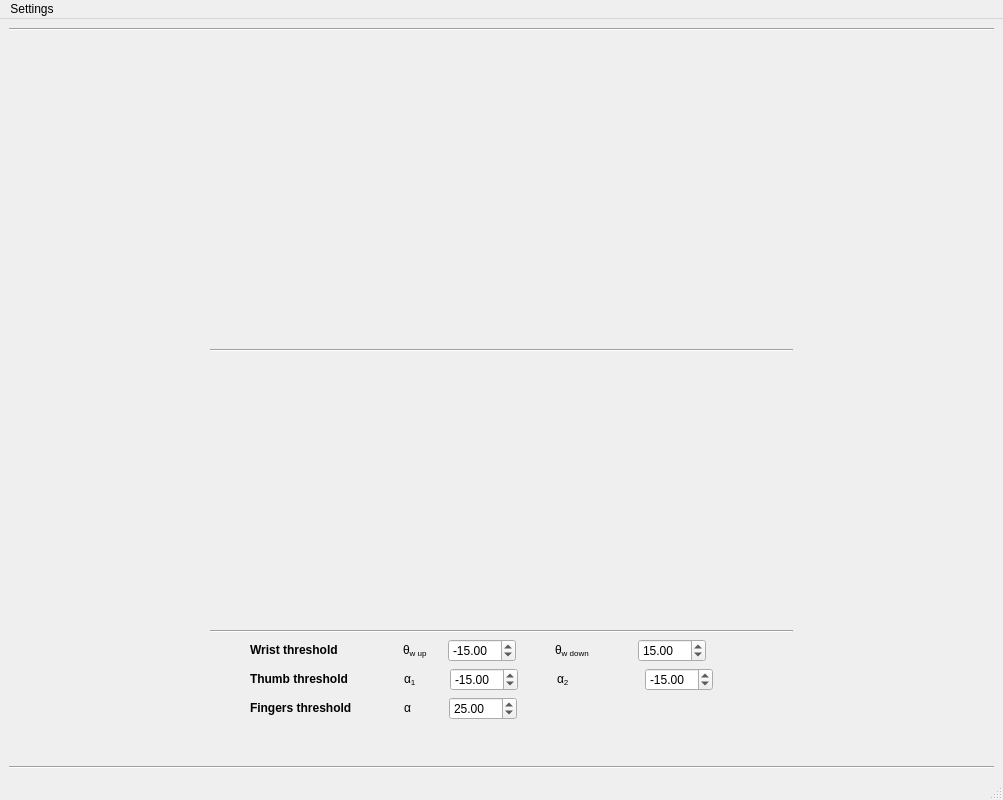
Before: the Qt Designer form Gui/Ui_MainWindow.ui in Nagelsaker/Tyr, drawn with Qt 5.
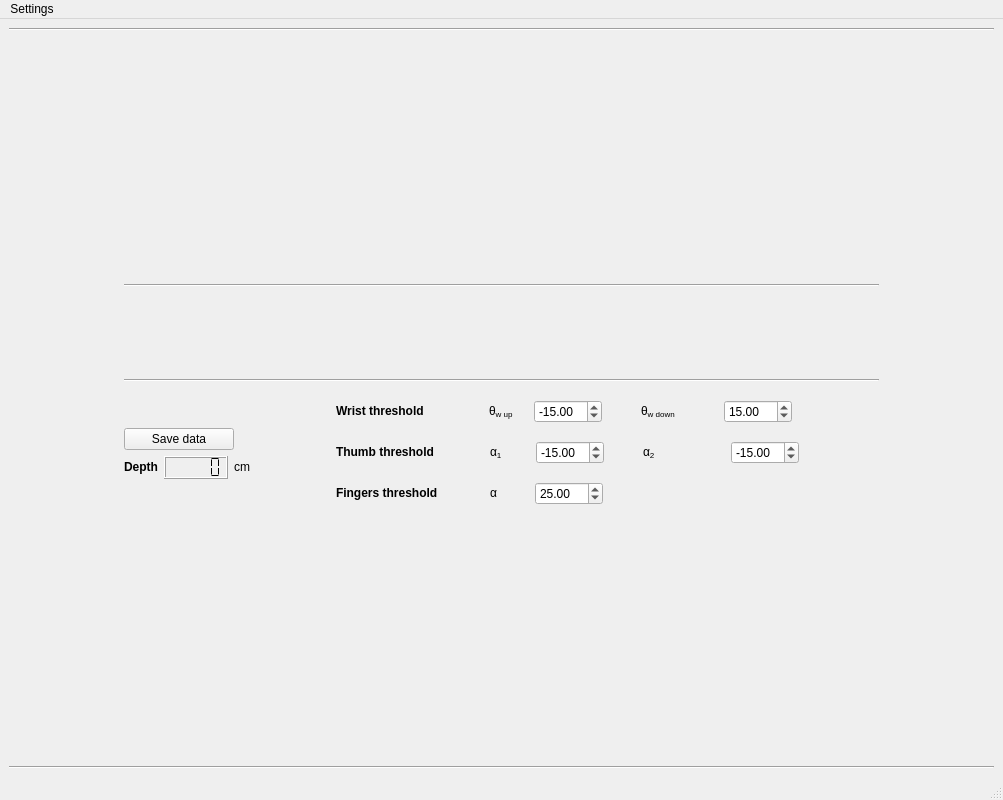
After: the same form once the commit is applied. Custom widgets are drawn as their Qt base class.

Commit message: Added a skeleton plot. Added a button to save a datapoint: landmarks, skeleton plot and workspace image

What changed in the file:
```diff
--- a/Gui/Ui_MainWindow.ui
+++ b/Gui/Ui_MainWindow.ui
@@ -29,7 +29,7 @@
          <enum>Qt::Vertical</enum>
         </property>
         <property name="sizeType">
-         <enum>QSizePolicy::Minimum</enum>
+         <enum>QSizePolicy::Expanding</enum>
         </property>
         <property name="sizeHint" stdset="0">
          <size>
@@ -39,22 +39,29 @@
         </property>
        </spacer>
       </item>
-      <item row="1" column="1">
-       <spacer name="verticalSpacer_3">
+      <item row="3" column="0">
+       <spacer name="horizontalSpacer_2">
         <property name="orientation">
-         <enum>Qt::Vertical</enum>
+         <enum>Qt::Horizontal</enum>
         </property>
         <property name="sizeType">
-         <enum>QSizePolicy::Minimum</enum>
+         <enum>QSizePolicy::Expanding</enum>
         </property>
         <property name="sizeHint" stdset="0">
          <size>
-          <width>20</width>
-          <height>40</height>
+          <width>40</width>
+          <height>20</height>
          </size>
         </property>
        </spacer>
       </item>
+      <item row="6" column="0" colspan="3">
+       <widget class="Line" name="line_2">
+        <property name="orientation">
+         <enum>Qt::Horizontal</enum>
+        </property>
+       </widget>
+      </item>
       <item row="3" column="2">
        <spacer name="horizontalSpacer">
         <property name="orientation">
@@ -110,7 +117,39 @@
           <item>
            <layout class="QVBoxLayout" name="verticalLayout">
             <item>
-             <widget class="SkeletonWidget" name="widget" native="true"/>
+             <spacer name="verticalSpacer_2">
+              <property name="orientation">
+               <enum>Qt::Vertical</enum>
+              </property>
+              <property name="sizeType">
+               <enum>QSizePolicy::Expanding</enum>
+              </property>
+              <property name="sizeHint" stdset="0">
+               <size>
+                <width>20</width>
+                <height>40</height>
+               </size>
+              </property>
+             </spacer>
+            </item>
+            <item>
+             <widget class="SkeletonWidget" name="skeletonWidget" native="true"/>
+            </item>
+            <item>
+             <spacer name="verticalSpacer_4">
+              <property name="orientation">
+               <enum>Qt::Vertical</enum>
+              </property>
+              <property name="sizeType">
+               <enum>QSizePolicy::Expanding</enum>
+              </property>
+              <property name="sizeHint" stdset="0">
+               <size>
+                <width>20</width>
+                <height>40</height>
+               </size>
+              </property>
+             </spacer>
             </item>
            </layout>
           </item>
@@ -160,6 +199,122 @@
         </item>
         <item>
          <layout class="QHBoxLayout" name="horizontalLayout_7">
+          <item>
+           <layout class="QVBoxLayout" name="verticalLayout_4" stretch="0,0,0,0">
+            <property name="sizeConstraint">
+             <enum>QLayout::SetDefaultConstraint</enum>
+            </property>
+            <item>
+             <spacer name="verticalSpacer_5">
+              <property name="orientation">
+               <enum>Qt::Vertical</enum>
+              </property>
+              <property name="sizeHint" stdset="0">
+               <size>
+                <width>20</width>
+                <height>40</height>
+               </size>
+              </property>
+             </spacer>
+            </item>
+            <item>
+             <layout class="QHBoxLayout" name="horizontalLayout_8">
+              <item>
+               <widget class="QPushButton" name="saveData">
+                <property name="sizePolicy">
+                 <sizepolicy hsizetype="Fixed" vsizetype="Fixed">
+                  <horstretch>0</horstretch>
+                  <verstretch>0</verstretch>
+                 </sizepolicy>
+                </property>
+                <property name="minimumSize">
+                 <size>
+                  <width>110</width>
+                  <height>0</height>
+                 </size>
+                </property>
+                <property name="text">
+                 <string>Save data</string>
+                </property>
+               </widget>
+              </item>
+              <item>
+               <spacer name="horizontalSpacer_21">
+                <property name="orientation">
+                 <enum>Qt::Horizontal</enum>
+                </property>
+                <property name="sizeHint" stdset="0">
+                 <size>
+                  <width>40</width>
+                  <height>20</height>
+                 </size>
+                </property>
+               </spacer>
+              </item>
+             </layout>
+            </item>
+            <item>
+             <layout class="QHBoxLayout" name="horizontalLayout_6">
+              <item>
+               <widget class="QLabel" name="label_6">
+                <property name="text">
+                 <string>&lt;html&gt;&lt;head/&gt;&lt;body&gt;&lt;p&gt;&lt;span style=&quot; font-weight:600;&quot;&gt;Depth&lt;/span&gt;&lt;/p&gt;&lt;/body&gt;&lt;/html&gt;</string>
+                </property>
+               </widget>
+              </item>
+              <item>
+               <widget class="QLCDNumber" name="depthDisplay">
+                <property name="frameShape">
+                 <enum>QFrame::Box</enum>
+                </property>
+                <property name="frameShadow">
+                 <enum>QFrame::Raised</enum>
+                </property>
+                <property name="segmentStyle">
+                 <enum>QLCDNumber::Flat</enum>
+                </property>
+                <property name="value" stdset="0">
+                 <double>0.000000000000000</double>
+                </property>
+               </widget>
+              </item>
+              <item>
+               <widget class="QLabel" name="label_10">
+                <property name="text">
+                 <string>&lt;p&gt;cm&lt;/p&gt;</string>
+                </property>
+               </widget>
+              </item>
+              <item>
+               <spacer name="horizontalSpacer_20">
+                <property name="orientation">
+                 <enum>Qt::Horizontal</enum>
+                </property>
+                <property name="sizeHint" stdset="0">
+                 <size>
+                  <width>40</width>
+                  <height>20</height>
+                 </size>
+                </property>
+               </spacer>
+              </item>
+             </layout>
+            </item>
+            <item>
+             <spacer name="verticalSpacer_6">
+              <property name="orientation">
+               <enum>Qt::Vertical</enum>
+              </property>
+              <property name="sizeHint" stdset="0">
+               <size>
+                <width>20</width>
+                <height>40</height>
+               </size>
+              </property>
+             </spacer>
+            </item>
+           </layout>
+          </item>
           <item>
            <spacer name="horizontalSpacer_18">
             <property name="orientation">
@@ -559,29 +714,6 @@
         </item>
        </layout>
       </item>
-      <item row="3" column="0">
-       <spacer name="horizontalSpacer_2">
-        <property name="orientation">
-         <enum>Qt::Horizontal</enum>
-        </property>
-        <property name="sizeType">
-         <enum>QSizePolicy::Expanding</enum>
-        </property>
-        <property name="sizeHint" stdset="0">
-         <size>
-          <width>40</width>
-          <height>20</height>
-         </size>
-        </property>
-       </spacer>
-      </item>
-      <item row="6" column="0" colspan="3">
-       <widget class="Line" name="line_2">
-        <property name="orientation">
-         <enum>Qt::Horizontal</enum>
-        </property>
-       </widget>
-      </item>
       <item row="0" column="0" colspan="3">
        <widget class="Line" name="line">
         <property name="orientation">
@@ -589,6 +721,22 @@
         </property>
        </widget>
       </item>
+      <item row="1" column="1">
+       <spacer name="verticalSpacer_3">
+        <property name="orientation">
+         <enum>Qt::Vertical</enum>
+        </property>
+        <property name="sizeType">
+         <enum>QSizePolicy::Expanding</enum>
+        </property>
+        <property name="sizeHint" stdset="0">
+         <size>
+          <width>20</width>
+          <height>40</height>
+         </size>
+        </property>
+       </spacer>
+      </item>
      </layout>
     </item>
    </layout>
```
The commit also changes 15 other files.
